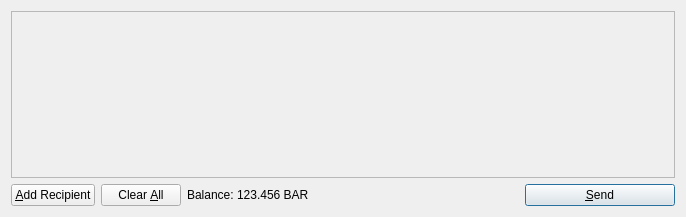
Qt form src/qt/forms/sendcoinsdialog.ui (JonoDev/Lootcoin) before a commit.
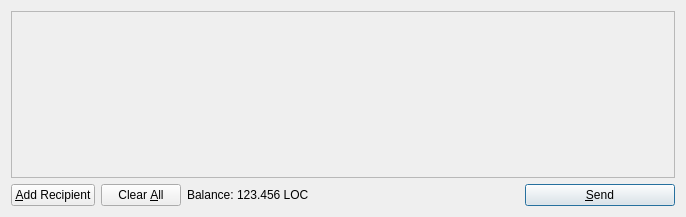
The same form after that commit. Icons and pictures are not drawn.

```diff
--- a/src/qt/forms/sendcoinsdialog.ui
+++ b/src/qt/forms/sendcoinsdialog.ui
@@ -119,7 +119,7 @@
           <cursorShape>IBeamCursor</cursorShape>
          </property>
          <property name="text">
-          <string>123.456 BAR</string>
+          <string>123.456 LOC</string>
          </property>
          <property name="textInteractionFlags">
           <set>Qt::LinksAccessibleByMouse|Qt::TextSelectableByKeyboard|Qt::TextSelectableByMouse</set>
```
